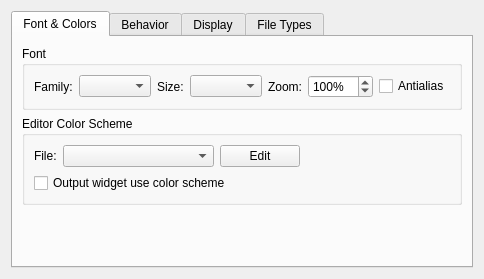
Old version of the form liteidex/src/plugins/liteeditor/liteeditoroption.ui in the repository visualfc/liteide.
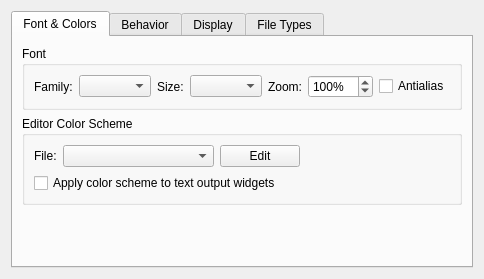
New version of the form.

Commit message: Various English corrections for UI elements

Patch:
```diff
--- a/liteidex/src/plugins/liteeditor/liteeditoroption.ui
+++ b/liteidex/src/plugins/liteeditor/liteeditoroption.ui
@@ -163,7 +163,7 @@
           <item>
            <widget class="QCheckBox" name="outputUseColorSchemeCheck">
             <property name="text">
-             <string>Output widget use color scheme</string>
+             <string>Apply color scheme to text output widgets</string>
             </property>
            </widget>
           </item>
```
The commit also changes 3 other files.
